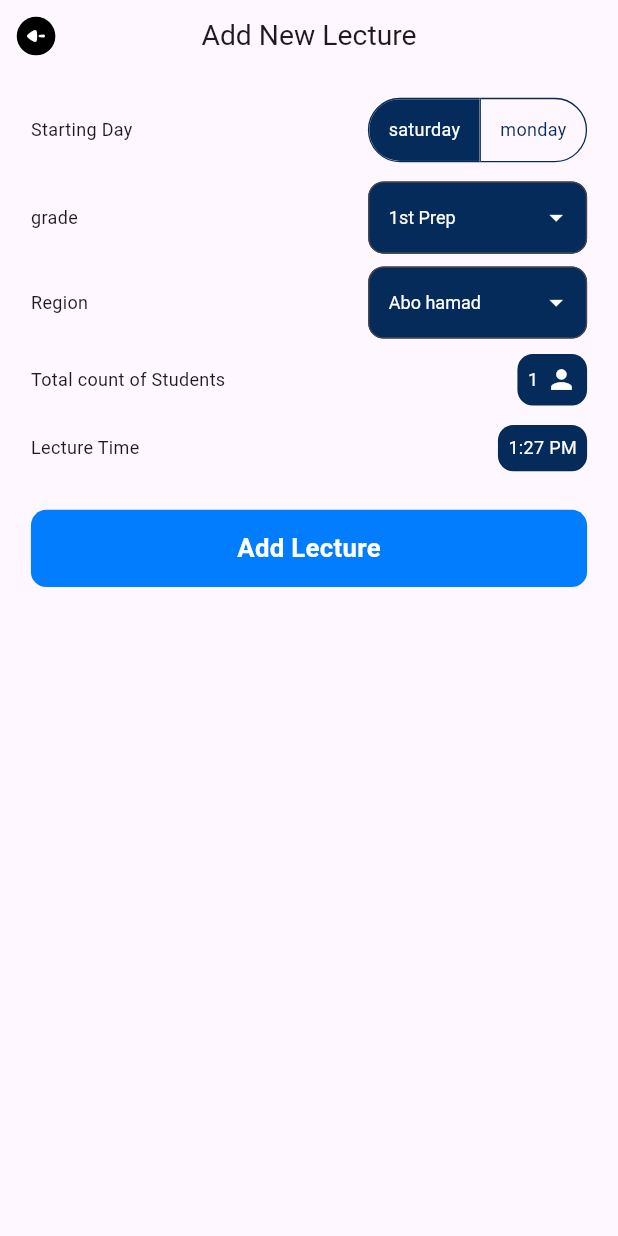
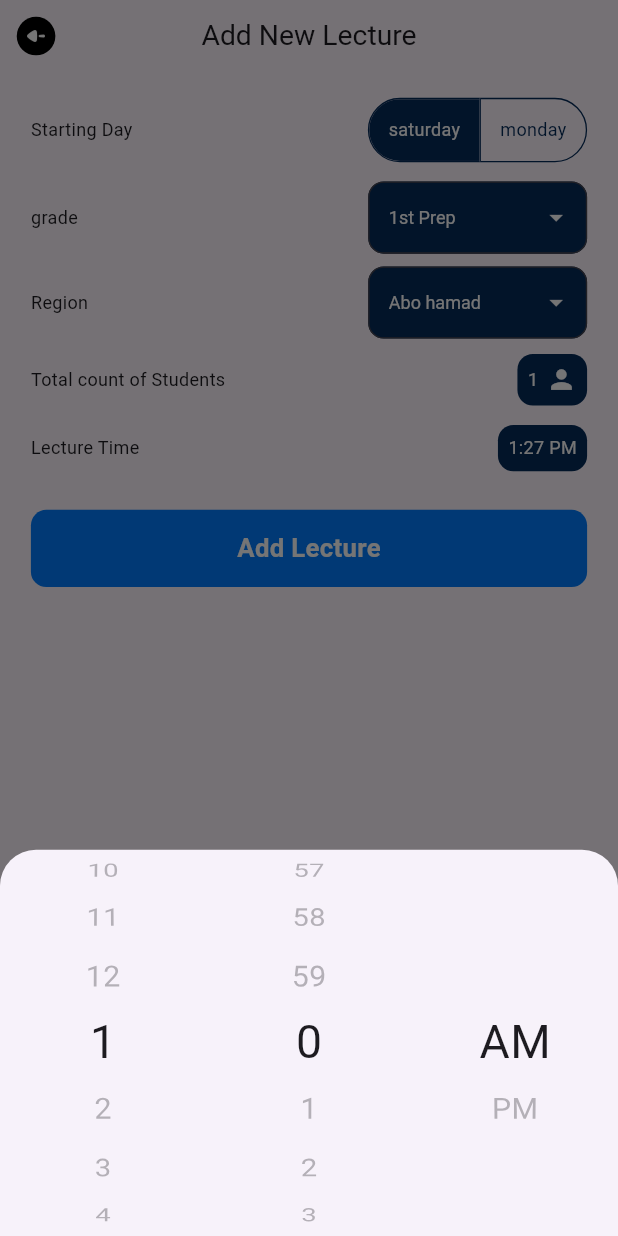
Before and after one commit to abd0-kha1ed/attendance-system, a Flutter app: the AddLectureView screen opened by its route, after a tap on "1:27 PM", on a phone screen of 412 x 824 dp. Run offline on Flutter 3.47's test engine with Material 3 defaults, Android fonts, the phone set to English and light mode, and no system bars; our stand-ins replace firebase_auth, firebase_core, flutter_bloc, font_awesome_flutter, go_router, modal_progress_hud_nsn and 2 more; accounts and stored records are empty.

Commit message:
time picker bottom sheet

```diff
--- a/lib/feature/home/presentation/view/widgets/add_lecture_view_body.dart
+++ b/lib/feature/home/presentation/view/widgets/add_lecture_view_body.dart
@@ -1,6 +1,7 @@
 import 'package:attendance/constant.dart';
 import 'package:attendance/core/widgets/custom_container.dart';
 import 'package:attendance/feature/home/presentation/view/widgets/custom_dropdown_button.dart';
+import 'package:attendance/feature/home/presentation/view/widgets/time_picker_bottom_sheet.dart';
 
 import 'package:flutter/material.dart';
 
@@ -200,7 +201,15 @@ class _AddLectureViewBodyState extends State<AddLectureViewBody> {
             children: [
               const Text('Lecture Time'),
               GestureDetector(
-                onTap: () {},
+                onTap: () {
+                  showModalBottomSheet(
+                    context: context,
+                    isScrollControlled: true,
+                    builder: (BuildContext context) {
+                      return const TimePickerBottomSheet();
+                    },
+                  );
+                },
                 child: Container(
                   decoration: BoxDecoration(
                     borderRadius: BorderRadius.circular(12),
--- /dev/null
+++ b/lib/feature/home/presentation/view/widgets/time_picker_bottom_sheet.dart
@@ -0,0 +1,91 @@
+import 'package:flutter/material.dart';
+
+class TimePickerBottomSheet extends StatefulWidget {
+  const TimePickerBottomSheet({super.key});
+
+  @override
+  State<TimePickerBottomSheet> createState() => _TimePickerBottomSheetState();
+}
+
+class _TimePickerBottomSheetState extends State<TimePickerBottomSheet> {
+  int selectedHour = 1;
+  int selectedMinute = 0;
+  String period = 'AM';
+  @override
+  Widget build(BuildContext context) {
+    return SizedBox(
+      height: 300, // Fixed height for bottom sheet
+      child: Row(
+        mainAxisAlignment: MainAxisAlignment.spaceAround,
+        children: [
+          const SizedBox(
+            height: 20,
+          ),
+          // Hours Scroll
+          Expanded(
+            child: ListWheelScrollView.useDelegate(
+              magnification: 1.5,
+              perspective: 0.003,
+              overAndUnderCenterOpacity: 0.3,
+              itemExtent: 50,
+              onSelectedItemChanged: (index) {
+                setState(() {
+                  selectedHour = index + 1;
+                });
+              },
+              childDelegate: ListWheelChildBuilderDelegate(
+                builder: (context, index) {
+                  return Center(
+                      child: Container(
+                    color: Colors.transparent,
+                    alignment: Alignment.center,
+                    child: Text('${index % 12 + 1}',
+                        style: const TextStyle(fontSize: 24)),
+                  ));
+                },
+              ),
+            ),
+          ),
+          // Minutes Scroll
+          Expanded(
+            child: ListWheelScrollView.useDelegate(
+              magnification: 1.5,
+              perspective: 0.003,
+              overAndUnderCenterOpacity: 0.3,
+              itemExtent: 50,
+              onSelectedItemChanged: (index) {
+                setState(() {
+                  selectedMinute = index + 1;
+                });
+              },
+              childDelegate: ListWheelChildBuilderDelegate(
+                builder: (context, index) {
+                  return Center(
+                      child: Container(
+                    color: Colors.transparent,
+                    alignment: Alignment.center,
+                    child: Text('${index % 60}',
+                        style: const TextStyle(fontSize: 24)),
+                  ));
+                },
+              ),
+            ),
+          ),
+          // AM/PM Scroll
+          Expanded(
+            child: ListWheelScrollView(
+              magnification: 1.5,
+              perspective: 0.003,
+              overAndUnderCenterOpacity: 0.3,
+              itemExtent: 50,
+              children: const [
+                Center(child: Text('AM', style: TextStyle(fontSize: 24))),
+                Center(child: Text('PM', style: TextStyle(fontSize: 24))),
+              ],
+            ),
+          ),
+        ],
+      ),
+    );
+  }
+}
```
